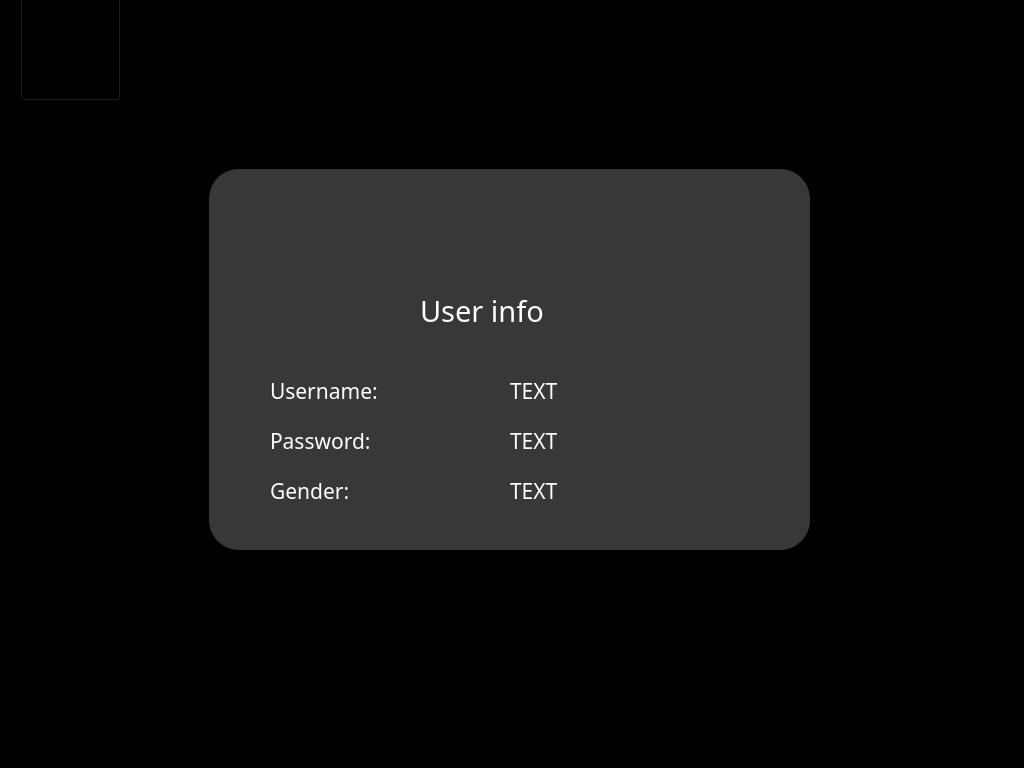
This is ui/user_info.ui in ThaiAn1809/Python-app as Qt 5 draws it before an edit. The edited form follows.
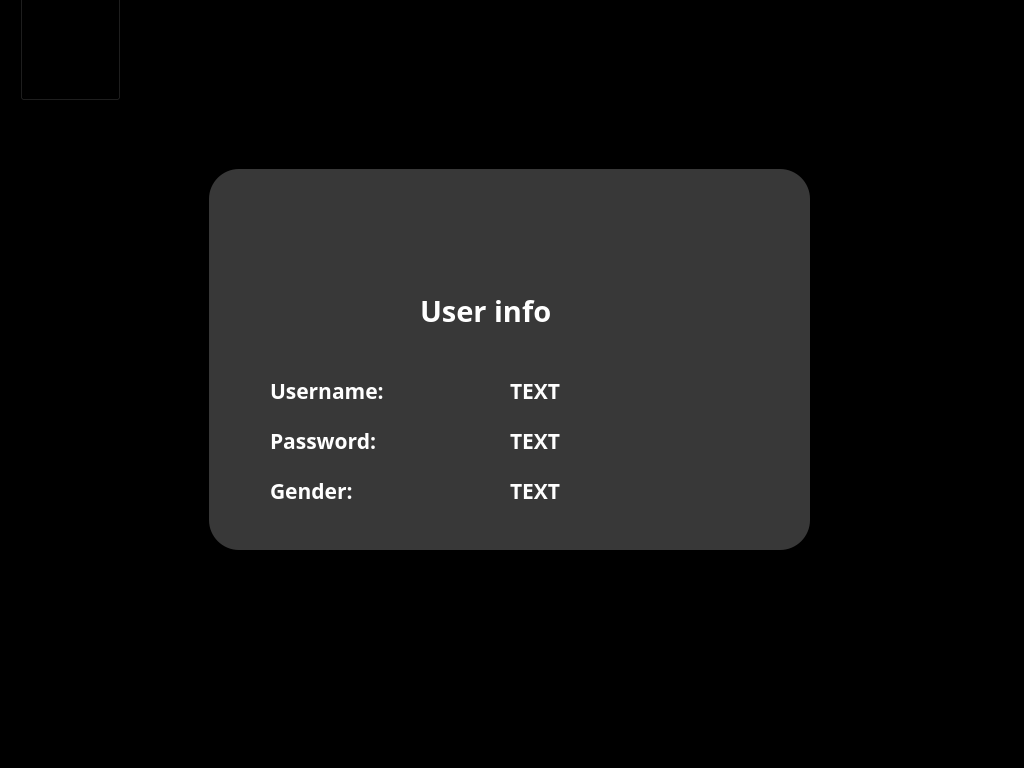
This is the edited form. Icons and pictures are not drawn.

Diff of the .ui file:
```diff
--- a/ui/user_info.ui
+++ b/ui/user_info.ui
@@ -54,8 +54,9 @@
     </property>
     <property name="font">
      <font>
-      <family>Parkinsans Medium</family>
+      <family>Geist SemiBold</family>
       <pointsize>22</pointsize>
+      <bold>true</bold>
      </font>
     </property>
     <property name="styleSheet">
@@ -77,8 +78,9 @@
     </property>
     <property name="font">
      <font>
-      <family>Parkinsans Medium</family>
+      <family>Geist SemiBold</family>
       <pointsize>16</pointsize>
+      <bold>true</bold>
      </font>
     </property>
     <property name="styleSheet">
@@ -100,8 +102,9 @@
     </property>
     <property name="font">
      <font>
-      <family>Parkinsans Medium</family>
+      <family>Geist SemiBold</family>
       <pointsize>16</pointsize>
+      <bold>true</bold>
      </font>
     </property>
     <property name="styleSheet">
@@ -123,8 +126,9 @@
     </property>
     <property name="font">
      <font>
-      <family>Parkinsans Medium</family>
+      <family>Geist SemiBold</family>
       <pointsize>16</pointsize>
+      <bold>true</bold>
      </font>
     </property>
     <property name="styleSheet">
@@ -146,8 +150,9 @@
     </property>
     <property name="font">
      <font>
-      <family>Parkinsans Medium</family>
+      <family>Geist SemiBold</family>
       <pointsize>16</pointsize>
+      <bold>true</bold>
      </font>
     </property>
     <property name="styleSheet">
@@ -169,8 +174,9 @@
     </property>
     <property name="font">
      <font>
-      <family>Parkinsans Medium</family>
+      <family>Geist SemiBold</family>
       <pointsize>16</pointsize>
+      <bold>true</bold>
      </font>
     </property>
     <property name="styleSheet">
@@ -192,8 +198,9 @@
     </property>
     <property name="font">
      <font>
-      <family>Parkinsans Medium</family>
+      <family>Geist SemiBold</family>
       <pointsize>16</pointsize>
+      <bold>true</bold>
      </font>
     </property>
     <property name="styleSheet">
```
